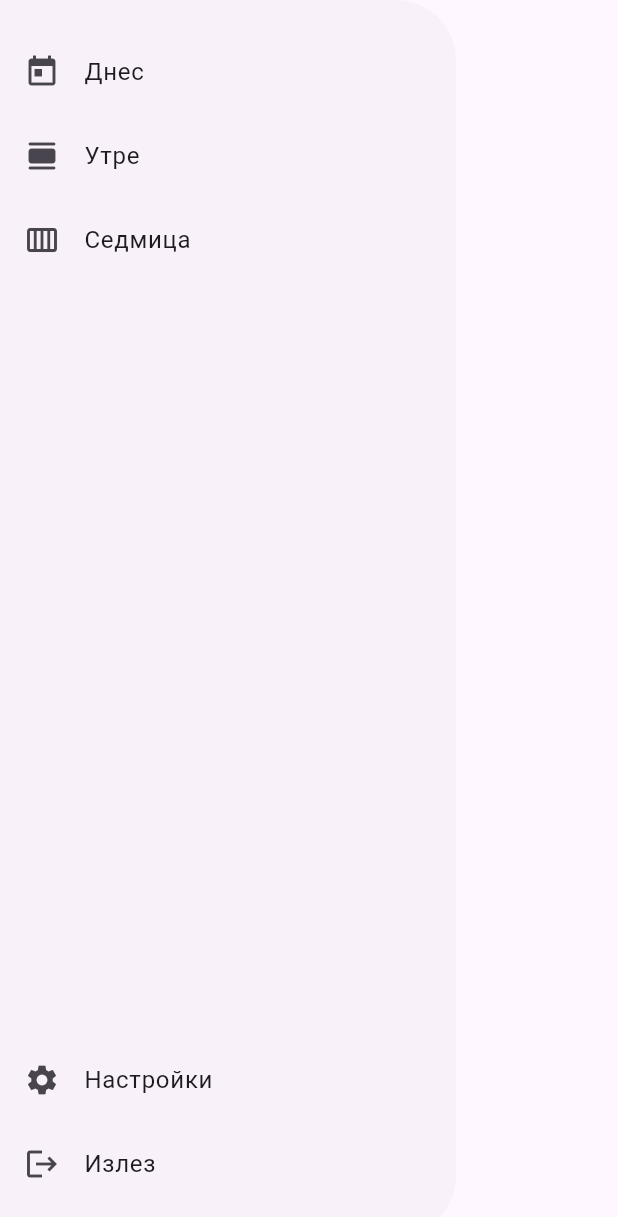
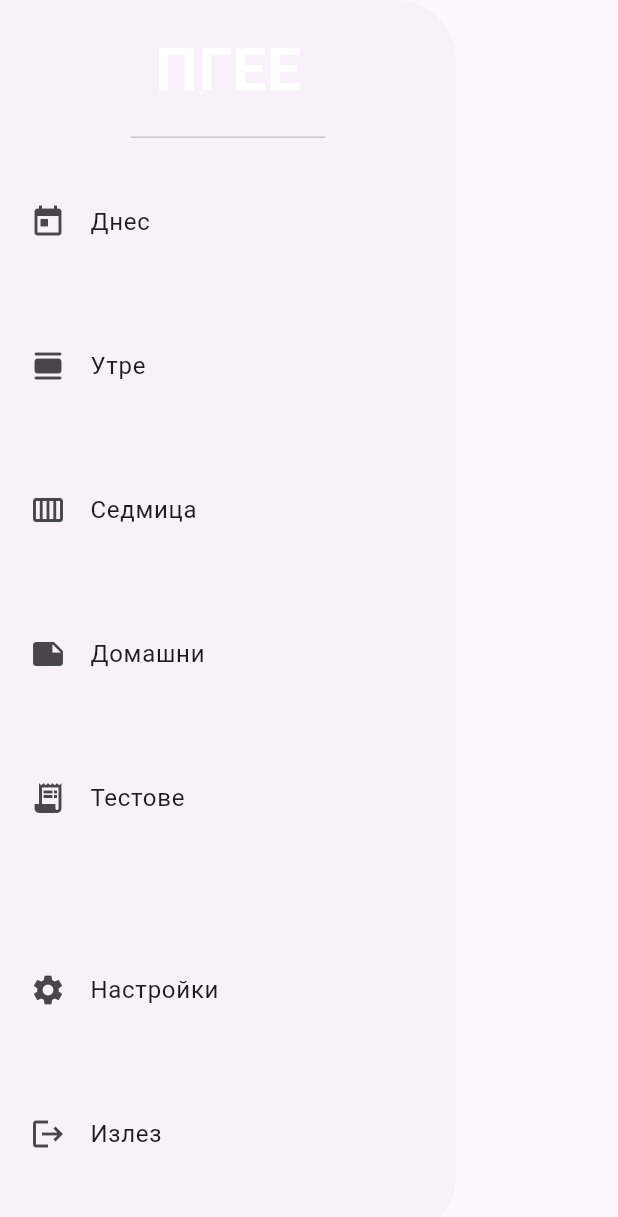
Before and after one commit to KaloyanStoyanov06/PGEE, a Flutter app: the DrawerComponent widget shown alone on an empty page, opened directly, on a phone screen of 412 x 824 dp. Shown: the top 1217 px of the screen. Run offline on Flutter 3.47's test engine with Material 2 defaults, Android fonts, the phone set to English and light mode, and no system bars; our stand-ins replace cloud_firestore, firebase_auth, firebase_core, flutter_dotenv; missing offline and left inert: dart:ffi; accounts and stored records are empty; network calls fail.

```diff
--- a/lib/components/drawer.dart
+++ b/lib/components/drawer.dart
@@ -17,12 +17,25 @@ class DrawerComponent extends StatelessWidget {
         borderRadius: BorderRadius.only(
             topRight: Radius.circular(40), bottomRight: Radius.circular(40)),
       ),
+      elevation: 20,
       child: Column(
         children: [
-          SizedBox(
-            height: 20,
+          const SizedBox(
+            height: 100,
+            child: DrawerHeader(
+              child: Text(
+                "ПГЕЕ",
+                style: TextStyle(
+                  fontSize: 40,
+                  fontWeight: FontWeight.bold,
+                  color: Colors.white,
+                ),
+              ),
+            ),
           ),
           ListTile(
+            shape:
+                RoundedRectangleBorder(borderRadius: BorderRadius.circular(20)),
             leading: Icon(Icons.today),
             title: Text("Днес"),
             onTap: () {
@@ -30,6 +43,8 @@ class DrawerComponent extends StatelessWidget {
             },
           ),
           ListTile(
+            shape:
+                RoundedRectangleBorder(borderRadius: BorderRadius.circular(20)),
             leading: Icon(Icons.calendar_view_day_rounded),
             title: Text("Утре"),
             onTap: () {
@@ -45,13 +60,39 @@ class DrawerComponent extends StatelessWidget {
               Navigator.pop(context);
             },
           ),
+          ListTile(
+            shape:
+                RoundedRectangleBorder(borderRadius: BorderRadius.circular(20)),
+            leading: Icon(Icons.note),
+            title: Text("Домашни"),
+            onTap: () {
+              Navigator.pop(context);
+            },
+          ),
+          ListTile(
+            shape:
+                RoundedRectangleBorder(borderRadius: BorderRadius.circular(20)),
+            leading: Icon(Icons.receipt_long),
+            title: Text("Тестове"),
+            onTap: () {
+              Navigator.pop(context);
+            },
+          ),
           FutureBuilder(
             future: FirebaseService.isAdmin(),
             builder: (context, snapshot) {
               var isAdmin = snapshot.data.toString().toLowerCase() == 'true';
+              Widget child = Container();
               if (isAdmin) {
-                return AdminFunctions();
+                child = AdminFunctions(
+                  key: ValueKey(1), // assign key
+                );
               }
+
+              return AnimatedSwitcher(
+                duration: Duration(seconds: 1),
+                child: child,
+              );
 
               return Container();
             },
@@ -65,11 +106,12 @@ class DrawerComponent extends StatelessWidget {
             leading: Icon(Icons.settings),
             title: Text("Настройки"),
             onTap: () {
-              FirebaseAuth.instance.signOut();
-              Navigator.pushReplacementNamed(context, '/sign-in');
+              Navigator.pop(context);
             },
           ),
           ListTile(
+            shape:
+                RoundedRectangleBorder(borderRadius: BorderRadius.circular(20)),
             leading: Icon(Icons.logout),
             title: Text("Излез"),
             onTap: () {
--- a/lib/pages/forgot_password.dart
+++ b/lib/pages/forgot_password.dart
@@ -17,6 +17,7 @@ class _ForgotPasswordState extends State<ForgotPassword> {
     return AlertDialog(
       title: Text("Забравена парола"),
       content: TextField(
+        autofocus: true,
         decoration: InputDecoration(
           labelText: "Емайл",
         ),
--- a/lib/pages/sign_in.dart
+++ b/lib/pages/sign_in.dart
@@ -3,6 +3,7 @@ import 'package:firebase_core/firebase_core.dart';
 import 'package:flutter/cupertino.dart';
 import 'package:flutter/material.dart';
 import 'package:pgee/pages/forgot_password.dart';
+import 'package:pgee/services/firebase_service.dart';
 
 class SignInPage extends StatefulWidget {
   SignInPage({Key? key}) : super(key: key);
@@ -102,7 +103,9 @@ class _SignInPageState extends State<SignInPage> {
     showDialog(
         context: context,
         barrierDismissible: false,
-        builder: (context) => Center(child: CircularProgressIndicator()));
+        builder: (context) => Center(
+              child: CircularProgressIndicator(),
+            ));
 
     print("sign");
     try {
@@ -130,6 +133,7 @@ class _SignInPageState extends State<SignInPage> {
       rethrow;
     }
 
+    bool UserAdmin = await FirebaseService.isAdmin();
     print("signIn: ${FirebaseAuth.instance.currentUser?.email}");
     Navigator.pushReplacementNamed(context, "/home");
   }
--- a/lib/themes.dart
+++ b/lib/themes.dart
@@ -1,5 +1,4 @@
 import 'package:flutter/material.dart';
-import 'package:flutter/services.dart';
 
 class Themes {
   static ThemeData lightTheme = ThemeData(
@@ -11,6 +10,11 @@ class Themes {
         borderSide: BorderSide(color: Colors.deepPurple),
         borderRadius: BorderRadius.circular(20),
       ),
+    ),
+    listTileTheme: ListTileThemeData(
+      contentPadding: EdgeInsets.all(20),
+      shape: RoundedRectangleBorder(borderRadius: BorderRadius.circular(20)),
+      style: ListTileStyle.drawer,
     ),
   );
 
```
Also changed, not shown: lib/main.dart (+3 -9 lines), lib/pages/sign_up.dart (added, +26 -0 lines), lib/pages/switch.dart (+3 -8 lines).
